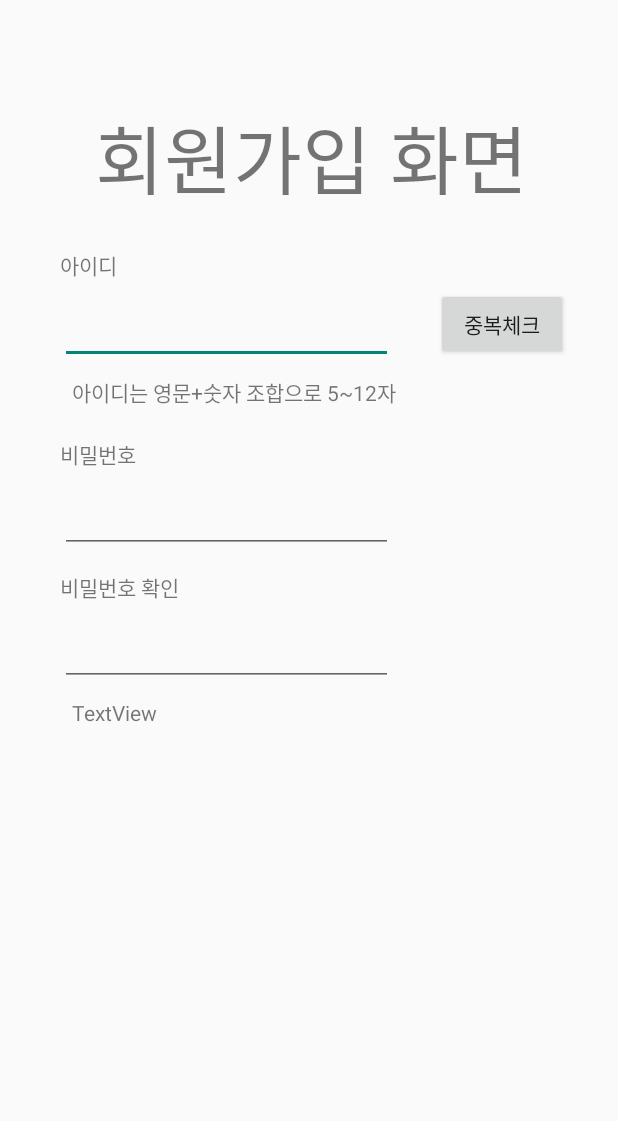
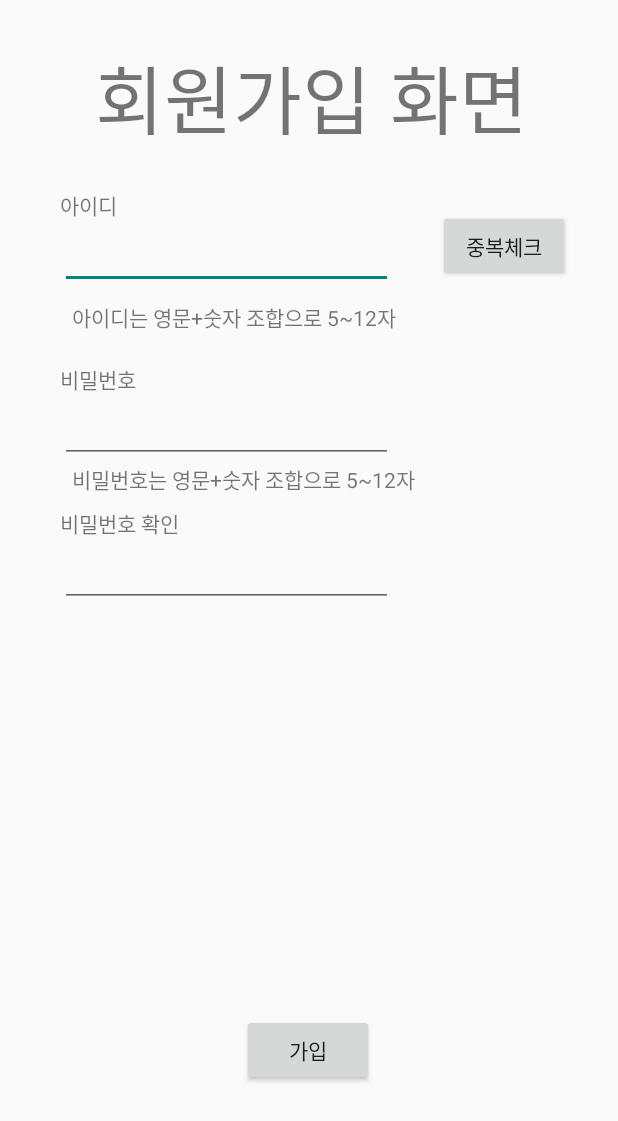
Before and after one commit to 01077024277/ing1_1, an Android app: the screen it shows after launch (Sing_3_userinfo_Activity before the commit, Sign_3_id_Activity after it), after a tap on "회원가입", on a phone screen of 412 x 824 dp. Shown: the top 1121 px of the screen. Run offline under Robolectric (Android 15) with nearby library versions, the phone set to English and light mode, and no system bars; 1 other tap on this screen came first.

Commit message:
2019-03-31-1947

```diff
--- a/app/src/main/AndroidManifest.xml
+++ b/app/src/main/AndroidManifest.xml
@@ -21,7 +21,8 @@
         </activity>
         <activity android:name=".Sign.Sign_1_agree_Activity" />
         <activity android:name=".Sign.Sign_2_sms_Activity" />
-        <activity android:name=".Sign.Sing_3_userinfo_Activity"></activity>
+        <activity android:name=".Sign.Sign_3_id_Activity"
+            android:windowSoftInputMode="adjustNothing"></activity>
     </application>
 
 </manifest>
--- a/app/src/main/java/com/example/pc/ing1_/Login/Login_Activity.java
+++ b/app/src/main/java/com/example/pc/ing1_/Login/Login_Activity.java
@@ -12,8 +12,7 @@ import android.widget.Toast;
 
 import com.example.pc.ing1_.R;
 import com.example.pc.ing1_.RetrofitExService;
-import com.example.pc.ing1_.Sign.Sign_1_agree_Activity;
-import com.example.pc.ing1_.Sign.Sing_3_userinfo_Activity;
+import com.example.pc.ing1_.Sign.Sign_3_id_Activity;
 
 import java.io.IOException;
 import java.util.HashMap;
@@ -139,7 +138,7 @@ public class Login_Activity extends AppCompatActivity {
             @Override
             public void onClick(View v) {
 //                Intent intent = new Intent(getApplicationContext(),Sign_1_agree_Activity.class);
-                Intent intent = new Intent(getApplicationContext(),Sing_3_userinfo_Activity.class);
+                Intent intent = new Intent(getApplicationContext(),Sign_3_id_Activity.class);
                 startActivity(intent);
                 overridePendingTransition(R.anim.slide_in_right, R.anim.slide_out_left);
             }
--- a/app/src/main/java/com/example/pc/ing1_/RetrofitExService.java
+++ b/app/src/main/java/com/example/pc/ing1_/RetrofitExService.java
@@ -1,4 +1,6 @@
 package com.example.pc.ing1_;
+
+import com.example.pc.ing1_.Login.Hash;
 
 import java.util.HashMap;
 
@@ -31,5 +33,8 @@ public interface RetrofitExService {
     @FormUrlEncoded
     @POST("/Sign/Id_check.php")
     Call<ResponseBody> id_check(@Field("id") String id);
+    @FormUrlEncoded
+    @POST("/Sign/Sign.php")
+    Call<ResponseBody> sign(@FieldMap HashMap<String,String> sign);
 
 }
--- a/app/src/main/java/com/example/pc/ing1_/Sign/Sign_2_sms_Activity.java
+++ b/app/src/main/java/com/example/pc/ing1_/Sign/Sign_2_sms_Activity.java
@@ -220,7 +220,8 @@ public class Sign_2_sms_Activity extends AppCompatActivity {
                         else{
                             phone.getBackground().clearColorFilter();
                             Toast.makeText(getApplicationContext(),"가입가능",Toast.LENGTH_SHORT).show();
-                            Intent intent=new Intent(getApplicationContext(),Sing_3_userinfo_Activity.class);
+                            Intent intent=new Intent(getApplicationContext(),Sign_3_id_Activity.class);
+                            intent.putExtra("phone",phone.getText().toString());
 
                             startActivity(intent);
 
--- /dev/null
+++ b/app/src/main/java/com/example/pc/ing1_/Sign/Sign_3_id_Activity.java
@@ -0,0 +1,260 @@
+package com.example.pc.ing1_.Sign;
+
+import android.app.ProgressDialog;
+import android.content.Intent;
+import android.graphics.Color;
+import android.support.v7.app.AppCompatActivity;
+import android.os.Bundle;
+import android.text.Editable;
+import android.text.TextWatcher;
+import android.util.Log;
+import android.view.View;
+import android.view.WindowManager;
+import android.widget.Button;
+import android.widget.EditText;
+import android.widget.TextView;
+import android.widget.Toast;
+
+import com.example.pc.ing1_.Login.Hash;
+import com.example.pc.ing1_.R;
+import com.example.pc.ing1_.RetrofitExService;
+
+import java.io.IOException;
+import java.util.HashMap;
+import java.util.regex.Matcher;
+import java.util.regex.Pattern;
+
+import okhttp3.ResponseBody;
+import retrofit2.Call;
+import retrofit2.Callback;
+import retrofit2.Response;
+import retrofit2.Retrofit;
+import retrofit2.converter.gson.GsonConverterFactory;
+
+public class Sign_3_id_Activity extends AppCompatActivity {
+    EditText id,pass,passcheck;
+    Button idcheck,sign;
+    Pattern id_pattern,pass_pattern;
+    TextView id_alarm,pass_text,pass_check;
+    RetrofitExService http;
+    String phone;
+    @Override
+    protected void onCreate(Bundle savedInstanceState) {
+        super.onCreate(savedInstanceState);
+        setContentView(R.layout.sing_3_id);
+
+        id_pattern=Pattern.compile("^([a-zA-Z]{1})(?=.*[0-9])(?=.*[A-Za-z])[a-zA-Z0-9]{4,11}$");
+        pass_pattern=Pattern.compile("^(?=.*[0-9])(?=.*[A-Za-z])[a-zA-Z0-9]{4,11}$");
+
+//        id_pattern=Pattern.compile("^[a-zA-Z]{1}[a-zA-Z0-9]{4,11}$");
+
+        Retrofit retrofit=new Retrofit.Builder().baseUrl(RetrofitExService.url).addConverterFactory(GsonConverterFactory.create()).build();
+        http=retrofit.create(RetrofitExService.class);
+
+        pass_text=findViewById(R.id.textView7);
+        idcheck=findViewById(R.id.idcheck);
+        id=findViewById(R.id.id);
+        id_alarm=findViewById(R.id.textView5);
+        pass=findViewById(R.id.pass);
+        passcheck=findViewById(R.id.pass2);
+        id.getBackground().clearColorFilter();
+        pass.getBackground().clearColorFilter();
+        passcheck.getBackground().clearColorFilter();
+        pass_check=findViewById(R.id.textView8);
+        sign=findViewById(R.id.button2);
+        Intent intent=getIntent();
+//        phone=intent.getStringExtra("phone");
+        phone="010770242771";
+
+
+        idcheck.setOnClickListener(new View.OnClickListener() {
+            @Override
+            public void onClick(View v) {
+                Matcher matcher=id_pattern.matcher(id.getText().toString());
+                if(matcher.find()){
+
+                    http.id_check(id.getText().toString()).enqueue(new Callback<ResponseBody>() {
+                        @Override
+                        public void onResponse(Call<ResponseBody> call, Response<ResponseBody> response) {
+                            try {
+                                String id_ck=response.body().string();
+                                if (id_ck.equals("0")) {
+                                    Toast.makeText(getApplicationContext(),"가입가능",Toast.LENGTH_SHORT).show();
+                                    id_alarm.setTextColor(Color.parseColor("#00ff00"));
+                                    id_alarm.setText("가입 가능한 아이디입니다");
+
+                                }else{
+                                    Toast.makeText(getApplicationContext(),"가입불가능",Toast.LENGTH_SHORT).show();
+                                    id_alarm.setTextColor(Color.parseColor("#ff0000"));
+                                    id_alarm.setText("중복된 아이디입니다");
+                                }
+                            } catch (IOException e) {
+                                e.printStackTrace();
+                            }
+
+                        }
+
+                        @Override
+                        public void onFailure(Call<ResponseBody> call, Throwable t) {
+
+                        }
+                    });
+
+                }else{
+                    id_alarm.setTextColor(Color.parseColor("#ff0000"));
+
+                }
+
+            }
+        });
+
+        id.addTextChangedListener(new TextWatcher() {
+            @Override
+            public void beforeTextChanged(CharSequence s, int start, int count, int after) {
+
+            }
+
+            @Override
+            public void onTextChanged(CharSequence s, int start, int before, int count) {
+                id_alarm.setText("아이디는 영문+숫자 조합으로 5~12자");
+                id_alarm.setTextColor(Color.parseColor("#808080"));
+            }
+
+            @Override
+            public void afterTextChanged(Editable s) {
+
+            }
+        });
+
+        pass.addTextChangedListener(new TextWatcher() {
+            @Override
+            public void beforeTextChanged(CharSequence s, int start, int count, int after) {
+
+            }
+
+            @Override
+            public void onTextChanged(CharSequence s, int start, int before, int count) {
+
+                    Matcher matcher=pass_pattern.matcher(pass.getText().toString());
+                    if(!matcher.find()){
+                        pass_text.setText("비밀번호는 영문+숫자 조합으로 5~12자");
+                        pass_text.setTextColor(Color.parseColor("#ff0000"));
+
+                    }else{
+                        pass_text.setText("가입 가능한 비밀번호");
+                        pass_text.setTextColor(Color.parseColor("#00ff00"));
+                        if(!passcheck.getText().toString().equals("")){
+                            if (pass.getText().toString().equals(passcheck.getText().toString())) {
+                                pass_check.setText("비밀번호 일치");
+                                pass_check.setTextColor(Color.parseColor("#00ff00"));
+                            }
+                            else{
+                                pass_check.setText("비밀번호 일치하지 않음");
+                                pass_check.setTextColor(Color.parseColor("#ff0000"));
+                            }
+                        }
+                    }
+
+            }
+
+            @Override
+            public void afterTextChanged(Editable s) {
+
+            }
+        });
+
+        passcheck.addTextChangedListener(new TextWatcher() {
+            @Override
+            public void beforeTextChanged(CharSequence s, int start, int count, int after) {
+
+            }
+
+            @Override
+            public void onTextChanged(CharSequence s, int start, int before, int count) {
+                Log.d("칼라", String.valueOf(pass_text.getTextColors().getDefaultColor()));
+                if(pass_text.getTextColors().getDefaultColor()==0xff00ff00) {
+
+
+                    if (pass.getText().toString().equals(passcheck.getText().toString())) {
+                        pass_check.setText("비밀번호 일치");
+                        pass_check.setTextColor(Color.parseColor("#00ff00"));
+                    }
+                    else{
+                        pass_check.setText("비밀번호 일치하지 않음");
+                        pass_check.setTextColor(Color.parseColor("#ff0000"));
+                    }
+
+                }
+            }
+
+            @Override
+            public void afterTextChanged(Editable s) {
+
+            }
+        });
+        sign.setOnClickListener(new View.OnClickListener() {
+            @Override
+            public void onClick(View v) {
+                if(id_alarm.getTextColors().getDefaultColor()!=0xff00ff00){
+                    Toast.makeText(getApplicationContext(),"아이디를 확인해주세요",Toast.LENGTH_SHORT).show();
+                }else if (pass_text.getTextColors().getDefaultColor()!=0xff00ff00 || pass_check.getTextColors().getDefaultColor()!=0xff00ff00){
+                    Toast.makeText(getApplicationContext(),"비밀번호를 확인해주세요",Toast.LENGTH_SHORT).show();
+                }else{
+                    final ProgressDialog progressDialog=new ProgressDialog(Sign_3_id_Activity.this);
+                    progressDialog.setProgressStyle(ProgressDialog.STYLE_SPINNER);
+                    progressDialog.setMessage("잠시만 기다려주세요");
+                    progressDialog.show();
+                    String password = Hash.getSHA512(pass.getText().toString());
+                    String id_=id.getText().toString();
+                    HashMap<String,String> user=new HashMap<>();
+                    user.put("id",id_);
+                    user.put("password",password);
+                    user.put("phone",phone);
+                    Log.d("리턴",id_+" "+password+ " "+phone);
+                    http.sign(user).enqueue(new Callback<ResponseBody>() {
+                        @Override
+                        public void onResponse(Call<ResponseBody> call, Response<ResponseBody> response) {
+                            progressDialog.dismiss();
+                            String result = null;
+                            try {
+                                result = response.body().string();
+                                Log.d("리턴값",result);
+
+                            } catch (IOException e) {
+                                Log.d("리턴값","ㅂㅈㄷㅂㅈㄷ");
+                                e.printStackTrace();
+                            }
+                            if(result.equals("0")){
+                                Toast.makeText(getApplicationContext(),"가입완료",Toast.LENGTH_SHORT).show();
+                            }else{
+                                Toast.makeText(getApplicationContext(),"가입불가",Toast.LENGTH_SHORT).show();
+                            }
+
+                        }
+
+                        @Override
+                        public void onFailure(Call<ResponseBody> call, Throwable t) {
+
+                        }
+                    });
+
+
+                }
+            }
+        });
+
+    }
+
+
+
+    //뒤로가기 버튼시 인증화면으로 이동  애니메이션
+    @Override
+    public void onBackPressed() {
+        super.onBackPressed();
+        Intent intent=new Intent(getApplicationContext(),Sign_2_sms_Activity.class);
+        startActivity(intent);
+        overridePendingTransition(R.anim.slide_in_left,R.anim.slide_out_right);
+        finish();
+
+    }
+}
--- a/app/src/main/java/com/example/pc/ing1_/Sign/Sing_3_userinfo_Activity.java
+++ /dev/null
@@ -1,125 +0,0 @@
-package com.example.pc.ing1_.Sign;
-
-import android.content.Intent;
-import android.graphics.Color;
-import android.icu.text.UnicodeSetSpanner;
-import android.support.v7.app.AppCompatActivity;
-import android.os.Bundle;
-import android.text.Editable;
-import android.text.TextWatcher;
-import android.view.View;
-import android.widget.Button;
-import android.widget.EditText;
-import android.widget.TextView;
-import android.widget.Toast;
-
-import com.example.pc.ing1_.R;
-import com.example.pc.ing1_.RetrofitExService;
-
-import java.io.IOException;
-import java.util.regex.Matcher;
-import java.util.regex.Pattern;
-
-import okhttp3.ResponseBody;
-import retrofit2.Call;
-import retrofit2.Callback;
-import retrofit2.Response;
-import retrofit2.Retrofit;
-import retrofit2.converter.gson.GsonConverterFactory;
-
-public class Sing_3_userinfo_Activity extends AppCompatActivity {
-    EditText id,pass,passcheck;
-    Button idcheck;
-    Pattern id_pattern;
-    TextView id_alarm;
-    RetrofitExService http;
-    @Override
-    protected void onCreate(Bundle savedInstanceState) {
-        super.onCreate(savedInstanceState);
-        setContentView(R.layout.sing_3_userinfo);
-
-        id_pattern=Pattern.compile("^([a-zA-Z]{1})(?=.*[0-9])[a-zA-Z]{1}[a-zA-Z0-9]{4,11}$");
-//        id_pattern=Pattern.compile("^[a-zA-Z]{1}[a-zA-Z0-9]{4,11}$");
-
-        Retrofit retrofit=new Retrofit.Builder().baseUrl(RetrofitExService.url).addConverterFactory(GsonConverterFactory.create()).build();
-        http=retrofit.create(RetrofitExService.class);
-
-
-        idcheck=findViewById(R.id.idcheck);
-        id=findViewById(R.id.id);
-        id_alarm=findViewById(R.id.textView5);
-
-        idcheck.setOnClickListener(new View.OnClickListener() {
-            @Override
-            public void onClick(View v) {
-                Matcher matcher=id_pattern.matcher(id.getText().toString());
-                if(matcher.find()){
-
-                    http.id_check(id.getText().toString()).enqueue(new Callback<ResponseBody>() {
-                        @Override
-                        public void onResponse(Call<ResponseBody> call, Response<ResponseBody> response) {
-                            try {
-                                String id_ck=response.body().string();
-                                if (id_ck.equals("0")) {
-                                    Toast.makeText(getApplicationContext(),"가입가능",Toast.LENGTH_SHORT).show();
-                                    id_alarm.setTextColor(Color.parseColor("#00ff00"));
-                                    id_alarm.setText("가입 가능한 아이디입니다");
-
-                                }else{
-                                    Toast.makeText(getApplicationContext(),"가입불가능",Toast.LENGTH_SHORT).show();
-                                    id_alarm.setTextColor(Color.parseColor("#ff0000"));
-                                    id_alarm.setText("중복된 아이디입니다");
-                                }
-                            } catch (IOException e) {
-                                e.printStackTrace();
-                            }
-
-                        }
-
-                        @Override
-                        public void onFailure(Call<ResponseBody> call, Throwable t) {
-
-                        }
-                    });
-
-                }else{
-                    id_alarm.setTextColor(Color.parseColor("#ff0000"));
-
-                }
-
-            }
-        });
-
-        id.addTextChangedListener(new TextWatcher() {
-            @Override
-            public void beforeTextChanged(CharSequence s, int start, int count, int after) {
-
-            }
-
-            @Override
-            public void onTextChanged(CharSequence s, int start, int before, int count) {
-                id_alarm.setText("아이디는 영문+숫자 조합으로 5~12자");
-                id_alarm.setTextColor(Color.parseColor("#808080"));
-            }
-
-            @Override
-            public void afterTextChanged(Editable s) {
-
-            }
-        });
-
-    }
-
-    //id 정규식 "^[a-zA-Z]{1}[a-zA-Z0-9]{4,11}$"
-
-    //뒤로가기 버튼시 인증화면으로 이동  애니메이션
-    @Override
-    public void onBackPressed() {
-        super.onBackPressed();
-        Intent intent=new Intent(getApplicationContext(),Sign_2_sms_Activity.class);
-        startActivity(intent);
-        overridePendingTransition(R.anim.slide_in_left,R.anim.slide_out_right);
-        finish();
-
-    }
-}
--- a/app/src/main/res/layout/sign_1_agree.xml
+++ b/app/src/main/res/layout/sign_1_agree.xml
@@ -14,7 +14,7 @@
         android:layout_centerHorizontal="true"
         android:layout_marginStart="8dp"
         android:layout_marginLeft="8dp"
-        android:layout_marginTop="100dp"
+        android:layout_marginTop="28dp"
         android:layout_marginEnd="8dp"
         android:layout_marginRight="8dp"
         android:text="약관 동의 화면"
--- a/app/src/main/res/layout/sign_2_sms.xml
+++ b/app/src/main/res/layout/sign_2_sms.xml
@@ -11,7 +11,7 @@
         android:layout_width="wrap_content"
         android:layout_height="wrap_content"
         android:layout_centerHorizontal="true"
-        android:layout_marginTop="84dp"
+        android:layout_marginTop="28dp"
         android:layout_marginEnd="8dp"
         android:layout_marginRight="8dp"
         android:text="핸드폰 인증 화면"
--- a/app/src/main/res/layout/sing_3_userinfo.xml
+++ b/app/src/main/res/layout/sing_3_id.xml
@@ -4,14 +4,14 @@
     xmlns:tools="http://schemas.android.com/tools"
     android:layout_width="match_parent"
     android:layout_height="match_parent"
-    tools:context=".Sign.Sing_3_userinfo_Activity">
+    tools:context=".Sign.Sign_3_id_Activity">
 
     <TextView
         android:id="@+id/title"
         android:layout_width="wrap_content"
         android:layout_height="wrap_content"
         android:layout_centerHorizontal="true"
-        android:layout_marginTop="68dp"
+        android:layout_marginTop="28dp"
         android:layout_marginEnd="8dp"
         android:layout_marginRight="8dp"
         android:text="회원가입 화면"
@@ -38,7 +38,6 @@
         android:layout_height="wrap_content"
         android:layout_marginStart="40dp"
         android:layout_marginLeft="40dp"
-        android:layout_marginTop="10dp"
         android:layout_marginEnd="150dp"
         android:layout_marginRight="150dp"
         android:ems="10"
@@ -53,7 +52,6 @@
         android:layout_height="wrap_content"
         android:layout_marginStart="40dp"
         android:layout_marginLeft="40dp"
-        android:layout_marginTop="10dp"
         android:layout_marginEnd="150dp"
         android:layout_marginRight="150dp"
         android:ems="10"
@@ -69,7 +67,6 @@
         android:layout_height="wrap_content"
         android:layout_marginStart="40dp"
         android:layout_marginLeft="40dp"
-        android:layout_marginTop="10dp"
         android:layout_marginEnd="150dp"
         android:layout_marginRight="150dp"
         android:ems="10"
@@ -96,10 +93,10 @@
         android:layout_height="wrap_content"
         android:layout_marginStart="40dp"
         android:layout_marginLeft="40dp"
-        android:layout_marginTop="12dp"
+        android:layout_marginTop="8dp"
         android:text="비밀번호 확인"
         app:layout_constraintStart_toStartOf="parent"
-        app:layout_constraintTop_toBottomOf="@+id/pass" />
+        app:layout_constraintTop_toBottomOf="@+id/textView7" />
 
     <Button
         android:id="@+id/idcheck"
@@ -107,12 +104,12 @@
         android:layout_height="wrap_content"
         android:layout_marginStart="8dp"
         android:layout_marginLeft="8dp"
-        android:layout_marginTop="192dp"
+        android:layout_marginTop="140dp"
         android:layout_marginEnd="8dp"
         android:layout_marginRight="8dp"
         android:text="중복체크"
         app:layout_constraintEnd_toEndOf="parent"
-        app:layout_constraintHorizontal_bias="0.456"
+        app:layout_constraintHorizontal_bias="0.478"
         app:layout_constraintStart_toEndOf="@+id/id"
         app:layout_constraintTop_toTopOf="parent" />
 
@@ -129,14 +126,54 @@
         app:layout_constraintTop_toBottomOf="@+id/id" />
 
     <TextView
-        android:id="@+id/passal"
+        android:id="@+id/textView7"
+        android:layout_width="240dp"
+        android:layout_height="wrap_content"
+        android:layout_marginStart="8dp"
+        android:layout_marginLeft="8dp"
+        android:text="비밀번호는 영문+숫자 조합으로 5~12자"
+        android:textAllCaps="false"
+        app:layout_constraintStart_toStartOf="@+id/pass"
+        app:layout_constraintTop_toBottomOf="@+id/pass" />
+
+    <TextView
+        android:id="@+id/textView8"
+        android:layout_width="227dp"
+        android:layout_height="wrap_content"
+        android:layout_marginStart="8dp"
+        android:layout_marginLeft="8dp"
+        android:layout_marginTop="8dp"
+        android:layout_marginBottom="8dp"
+        android:textAllCaps="false"
+        app:layout_constraintBottom_toBottomOf="parent"
+        app:layout_constraintStart_toStartOf="@+id/pass2"
+        app:layout_constraintTop_toBottomOf="@+id/pass2"
+        app:layout_constraintVertical_bias="0.0" />
+
+    <TextView
+        android:id="@+id/passa"
         android:layout_width="wrap_content"
         android:layout_height="wrap_content"
         android:layout_marginStart="8dp"
         android:layout_marginLeft="8dp"
         android:layout_marginTop="8dp"
-        android:text="TextView"
+        android:text=""
         app:layout_constraintStart_toStartOf="@+id/pass2"
         app:layout_constraintTop_toBottomOf="@+id/pass2" />
 
+    <Button
+        android:id="@+id/button2"
+        android:layout_width="wrap_content"
+        android:layout_height="wrap_content"
+        android:layout_marginStart="8dp"
+        android:layout_marginLeft="8dp"
+        android:layout_marginEnd="8dp"
+        android:layout_marginRight="8dp"
+        android:layout_marginBottom="100dp"
+        android:text="가입"
+        app:layout_constraintBottom_toBottomOf="parent"
+        app:layout_constraintEnd_toEndOf="parent"
+        app:layout_constraintHorizontal_bias="0.498"
+        app:layout_constraintStart_toStartOf="parent" />
+
 </android.support.constraint.ConstraintLayout>
```
